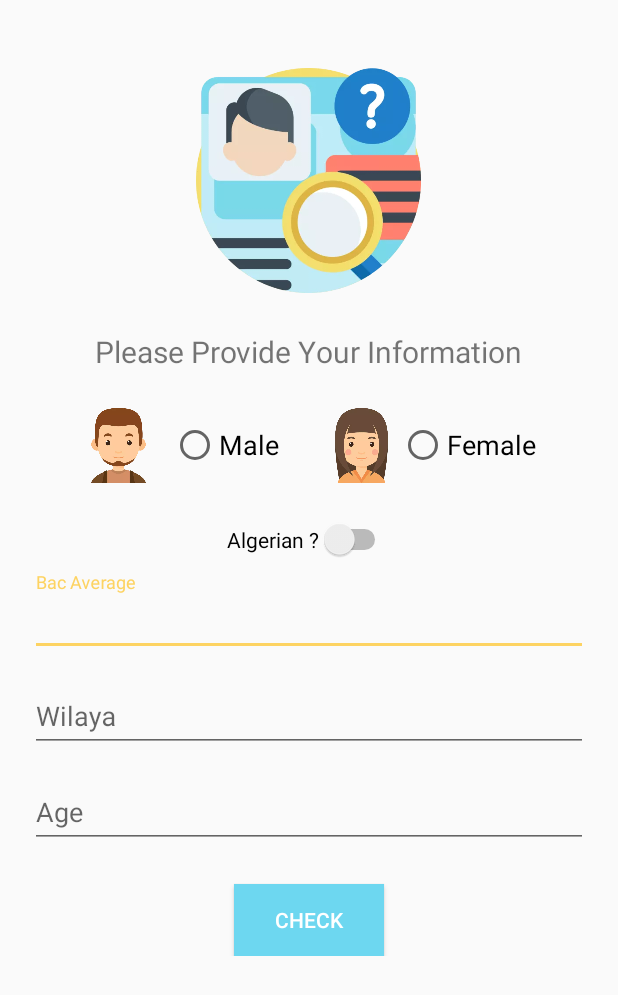
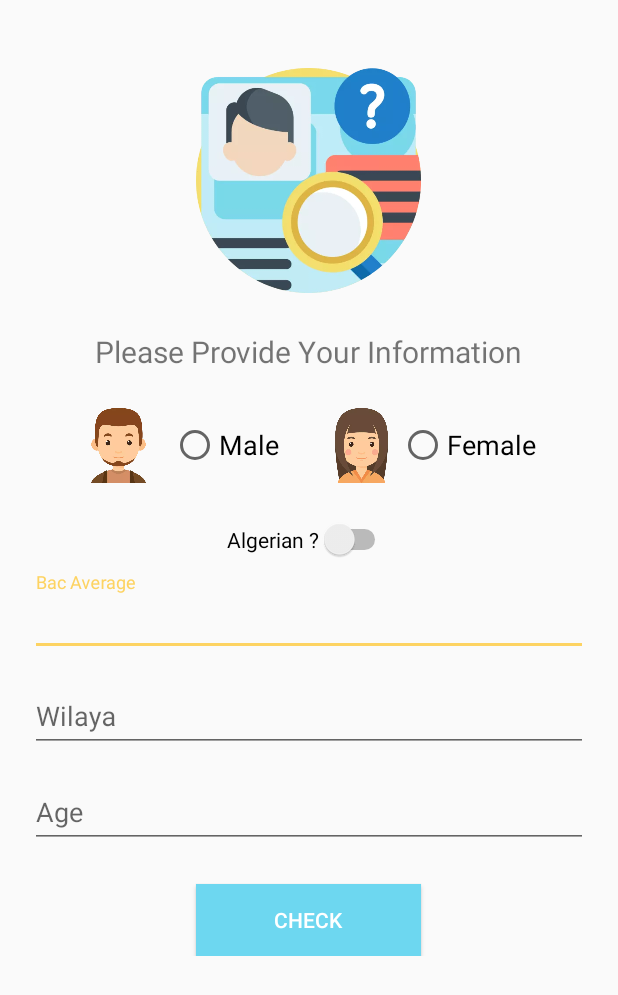
Before and after one commit to DatabrainsDz/BI4SS-Android, an Android app: the ProfileActivity screen opened directly, with no data from a screen before it, on a phone screen of 412 x 824 dp. Shown: the top 995 px of the screen. Run offline under Robolectric (Android 15) with nearby library versions, the phone set to English and light mode, and no system bars.

Commit message:
final profil & login design

```diff
--- a/app/src/main/res/layout/activity_main.xml
+++ b/app/src/main/res/layout/activity_main.xml
@@ -8,7 +8,6 @@
 
 
 
-
     <include layout="@layout/content_main" />
 
 </android.support.design.widget.CoordinatorLayout>
--- a/app/src/main/res/layout/content_profile.xml
+++ b/app/src/main/res/layout/content_profile.xml
@@ -127,7 +127,7 @@
 
         <Button
             android:id="@+id/check_button"
-            android:layout_width="100dp"
+            android:layout_width="150dp"
             android:layout_height="wrap_content"
             android:layout_gravity="center"
             android:layout_marginTop="16sp"
--- a/app/src/main/res/values/colors.xml
+++ b/app/src/main/res/values/colors.xml
@@ -1,7 +1,7 @@
 <?xml version="1.0" encoding="utf-8"?>
 <resources>
-    <color name="colorPrimary">#707487</color>
-    <color name="colorPrimaryDark">#707487</color>
+    <color name="colorPrimary">#444966</color>
+    <color name="colorPrimaryDark">#444966</color>
     <color name="colorAccent">#FDD362</color>
     <color name="myRed">#D2555A</color>
     <color name="myGreen">#A5D76E</color>
```
Also changed, not shown: app/src/main/res/drawable/envelope.png (deleted), app/src/main/res/drawable/envelope.webp (added), app/src/main/res/drawable/id.png (deleted), app/src/main/res/drawable/id.webp (added).
